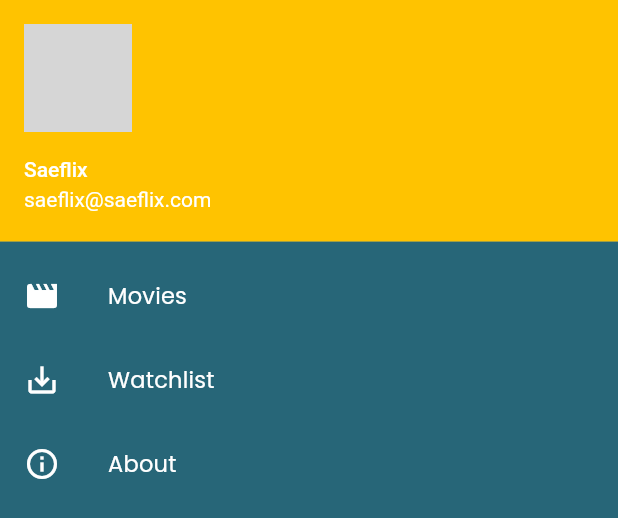
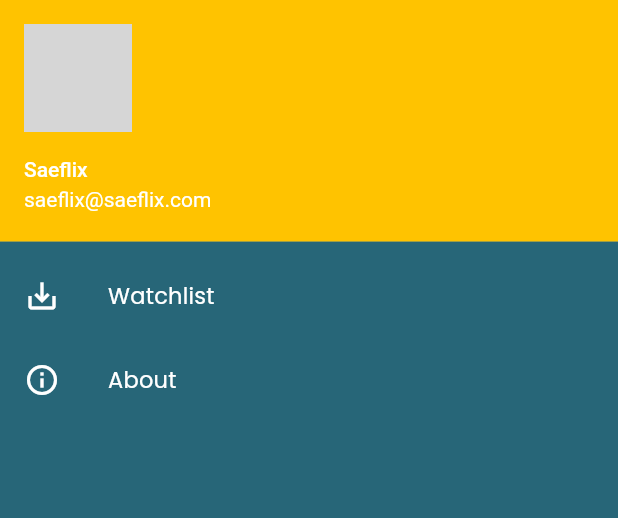
Before and after one commit to beeerlian/saeflix, a Flutter app: the CustomDrawer widget shown alone on an empty page, opened directly with empty values, on a phone screen of 412 x 824 dp. Shown: the top 518 px of the screen. Run offline on Flutter 3.47's test engine with Material 2 defaults, Android fonts, the phone set to English and light mode, and no system bars; our stand-ins replace bloc, cached_network_image, dartz, data_connection_checker, equatable, firebase_core and 6 more; missing offline and left inert: encrypt; accounts and stored records are empty; network calls fail; grey boxes are pictures that could not be loaded.

Commit message:
update: app main color

```diff
--- a/core/lib/features/movies/presentation/widgets/custom_drawer.dart
+++ b/core/lib/features/movies/presentation/widgets/custom_drawer.dart
@@ -38,10 +38,10 @@ class _CustomDrawerState extends State<CustomDrawer>
             accountName: Text('Saeflix'),
             accountEmail: Text('saeflix@saeflix.com'),
           ),
-          const ListTile(
-            leading: Icon(Icons.movie),
-            title: Text('Movies'),
-          ),
+          // const ListTile(
+          //   leading: Icon(Icons.movie),
+          //   title: Text('Movies'),
+          // ),
           ListTile(
             leading: const Icon(Icons.save_alt),
             title: const Text('Watchlist'),
--- a/core/lib/features/tvshow/presentation/widgets/tvshow_card_list.dart
+++ b/core/lib/features/tvshow/presentation/widgets/tvshow_card_list.dart
@@ -21,6 +21,7 @@ class TvShowCard extends StatelessWidget {
           );
         },
         child: Container(
+          color: Colors.black,
           child: Stack(
             children: [
               ClipRRect(
--- a/core/lib/styles/colors.dart
+++ b/core/lib/styles/colors.dart
@@ -3,6 +3,7 @@ import 'package:flutter/material.dart';
 // colors
 // const Color kRichBlack = Color(0xFF000814);
 const Color kRichBlack = Color(0xFF276678);
+// const Color kRichBlack = Colors.red;
 const Color kOxfordBlue = Color(0xFF001D3D);
 const Color kPrussianBlue = Color(0xFF003566);
 const Color kMikadoYellow = Color(0xFFffc300);
```
Also changed, not shown: core/lib/features/tvshow/presentation/pages/home_tvshow_page.dart (+2 -13 lines), core/lib/shared/presentation/pages/home.dart (+12 -7 lines).
